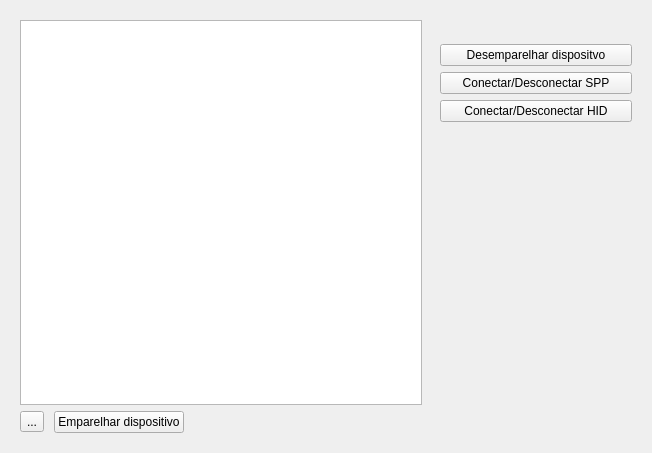
This is ui/ui_files/connection_manager.ui in JPCassimiro/JHMR as Qt 5 draws it before an edit. The edited form follows.
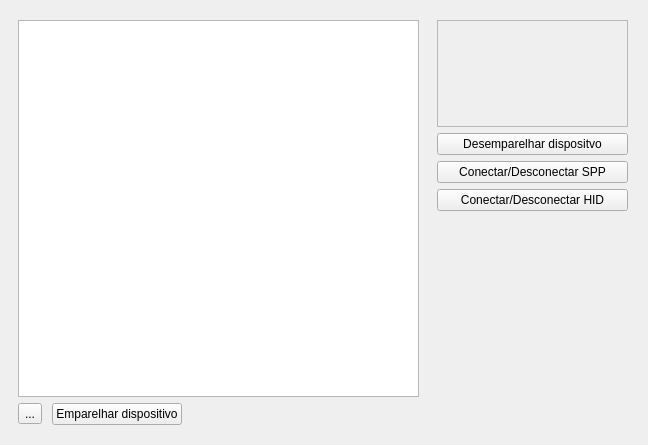
This is the edited form. Icons and pictures are not drawn.

Commit message: connection manager style change

The edit to the form file:
```diff
--- a/ui/ui_files/connection_manager.ui
+++ b/ui/ui_files/connection_manager.ui
@@ -6,8 +6,8 @@
    <rect>
     <x>0</x>
     <y>0</y>
-    <width>652</width>
-    <height>453</height>
+    <width>648</width>
+    <height>445</height>
    </rect>
   </property>
   <property name="sizePolicy">
@@ -26,6 +26,9 @@
    <string>Form</string>
   </property>
   <layout class="QGridLayout" name="gridLayout">
+   <property name="leftMargin">
+    <number>9</number>
+   </property>
    <item row="0" column="2">
     <widget class="QWidget" name="windowContainer" native="true">
      <layout class="QGridLayout" name="gridLayout_2" columnstretch="2,1">
@@ -106,10 +109,59 @@
       </item>
       <item row="0" column="1">
        <widget class="QWidget" name="selectedDeviceContainer" native="true">
-        <layout class="QVBoxLayout" name="verticalLayout_2">
+        <layout class="QVBoxLayout" name="verticalLayout_2" stretch="1,0,0,0,2">
          <item>
-          <widget class="QWidget" name="deviceContainer" native="true">
-           <layout class="QGridLayout" name="gridLayout_5"/>
+          <widget class="QFrame" name="deviceContainerFrame">
+           <property name="frameShape">
+            <enum>QFrame::Shape::StyledPanel</enum>
+           </property>
+           <property name="frameShadow">
+            <enum>QFrame::Shadow::Sunken</enum>
+           </property>
+           <property name="lineWidth">
+            <number>1</number>
+           </property>
+           <property name="midLineWidth">
+            <number>0</number>
+           </property>
+           <layout class="QGridLayout" name="gridLayout_4">
+            <property name="leftMargin">
+             <number>3</number>
+            </property>
+            <property name="topMargin">
+             <number>3</number>
+            </property>
+            <property name="rightMargin">
+             <number>3</number>
+            </property>
+            <property name="bottomMargin">
+             <number>3</number>
+            </property>
+            <property name="spacing">
+             <number>3</number>
+            </property>
+            <item row="0" column="0">
+             <widget class="QWidget" name="deviceContainer" native="true">
+              <layout class="QGridLayout" name="gridLayout_5">
+               <property name="leftMargin">
+                <number>0</number>
+               </property>
+               <property name="topMargin">
+                <number>0</number>
+               </property>
+               <property name="rightMargin">
+                <number>0</number>
+               </property>
+               <property name="bottomMargin">
+                <number>0</number>
+               </property>
+               <property name="spacing">
+                <number>0</number>
+               </property>
+              </layout>
+             </widget>
+            </item>
+           </layout>
           </widget>
          </item>
          <item>
```
The commit also changes 10 other files.
